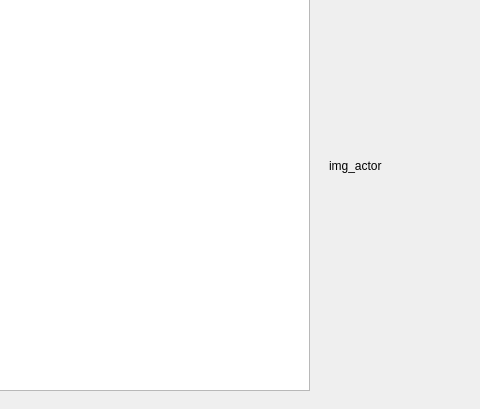
jandy92/ProyectoTallerCine, file Actores/Actores.ui: the form before one commit; both pictures show x 151 to 631 and y 90 to 499 of the 631 by 499 pixel window.
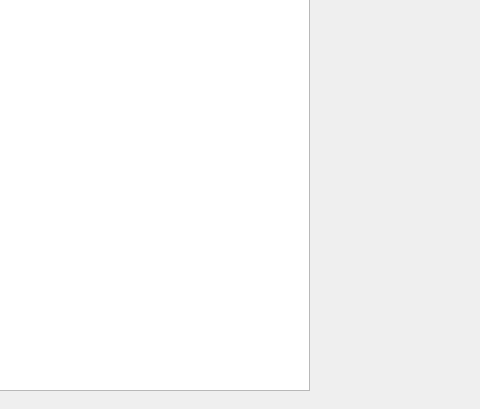
The form after the commit.

The edit to the form file:
```diff
--- a/Actores/Actores.ui
+++ b/Actores/Actores.ui
@@ -62,7 +62,7 @@
     </rect>
    </property>
    <property name="text">
-    <string>img_actor</string>
+    <string/>
    </property>
    <property name="scaledContents">
     <bool>true</bool>
```
